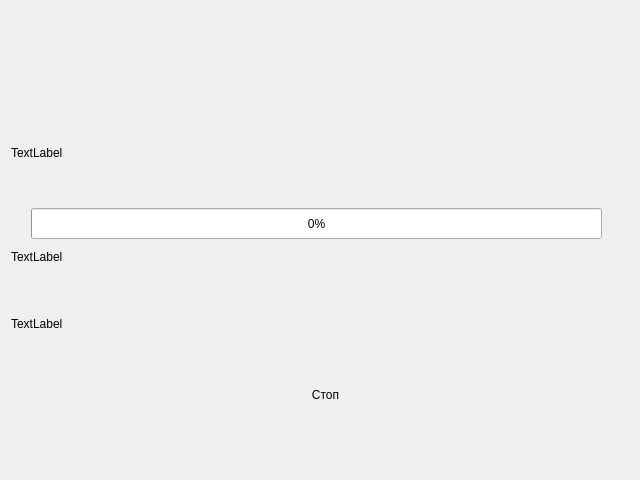
Vladimir-N-sk/AudioVolumeNormal, file pbdialog.ui: the form before one commit.
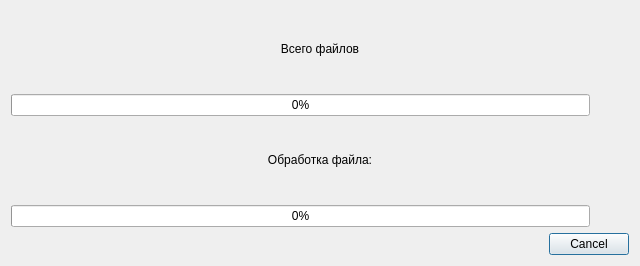
The form after the commit.

Diff of the .ui file:
```diff
--- a/pbdialog.ui
+++ b/pbdialog.ui
@@ -10,7 +10,7 @@
     <x>0</x>
     <y>0</y>
     <width>640</width>
-    <height>480</height>
+    <height>266</height>
    </rect>
   </property>
   <property name="focusPolicy">
@@ -22,95 +22,70 @@
   <property name="modal">
    <bool>true</bool>
   </property>
-  <widget class="QLabel" name="label">
-   <property name="geometry">
-    <rect>
-     <x>11</x>
-     <y>141</y>
-     <width>71</width>
-     <height>23</height>
-    </rect>
-   </property>
-   <property name="text">
-    <string>TextLabel</string>
-   </property>
-  </widget>
-  <widget class="QProgressBar" name="pBarAudio">
-   <property name="geometry">
-    <rect>
-     <x>31</x>
-     <y>208</y>
-     <width>571</width>
-     <height>31</height>
-    </rect>
-   </property>
-   <property name="maximumSize">
-    <size>
-     <width>629</width>
-     <height>16777215</height>
-    </size>
-   </property>
-   <property name="value">
-    <number>0</number>
-   </property>
-   <property name="alignment">
-    <set>Qt::AlignCenter</set>
-   </property>
-  </widget>
-  <widget class="QPushButton" name="pbClose">
-   <property name="geometry">
-    <rect>
-     <x>11</x>
-     <y>379</y>
-     <width>629</width>
-     <height>31</height>
-    </rect>
-   </property>
-   <property name="minimumSize">
-    <size>
-     <width>629</width>
-     <height>0</height>
-    </size>
-   </property>
-   <property name="text">
-    <string>Стоп</string>
-   </property>
-   <property name="autoDefault">
-    <bool>false</bool>
-   </property>
-   <property name="default">
-    <bool>false</bool>
-   </property>
-   <property name="flat">
-    <bool>true</bool>
-   </property>
-  </widget>
-  <widget class="QLabel" name="label_3">
-   <property name="geometry">
-    <rect>
-     <x>11</x>
-     <y>245</y>
-     <width>71</width>
-     <height>23</height>
-    </rect>
-   </property>
-   <property name="text">
-    <string>TextLabel</string>
-   </property>
-  </widget>
-  <widget class="QLabel" name="label_2">
-   <property name="geometry">
-    <rect>
-     <x>11</x>
-     <y>312</y>
-     <width>71</width>
-     <height>23</height>
-    </rect>
-   </property>
-   <property name="text">
-    <string>TextLabel</string>
-   </property>
-  </widget>
+  <layout class="QVBoxLayout" name="verticalLayout">
+   <item>
+    <widget class="QLabel" name="lbAll">
+     <property name="text">
+      <string>&lt;html&gt;&lt;head/&gt;&lt;body&gt;&lt;p align=&quot;center&quot;&gt;Всего файлов&lt;/p&gt;&lt;/body&gt;&lt;/html&gt;</string>
+     </property>
+     <property name="alignment">
+      <set>Qt::AlignCenter</set>
+     </property>
+    </widget>
+   </item>
+   <item>
+    <widget class="QProgressBar" name="pBarAll">
+     <property name="maximumSize">
+      <size>
+       <width>579</width>
+       <height>16777215</height>
+      </size>
+     </property>
+     <property name="value">
+      <number>0</number>
+     </property>
+     <property name="alignment">
+      <set>Qt::AlignCenter</set>
+     </property>
+    </widget>
+   </item>
+   <item>
+    <widget class="QLabel" name="lbAudio">
+     <property name="text">
+      <string>&lt;html&gt;&lt;head/&gt;&lt;body&gt;&lt;p align=&quot;center&quot;&gt;Обработка файла:&lt;/p&gt;&lt;/body&gt;&lt;/html&gt;</string>
+     </property>
+     <property name="alignment">
+      <set>Qt::AlignCenter</set>
+     </property>
+    </widget>
+   </item>
+   <item>
+    <widget class="QProgressBar" name="pBarAudio">
+     <property name="maximumSize">
+      <size>
+       <width>579</width>
+       <height>16777215</height>
+      </size>
+     </property>
+     <property name="value">
+      <number>0</number>
+     </property>
+     <property name="alignment">
+      <set>Qt::AlignCenter</set>
+     </property>
+    </widget>
+   </item>
+   <item>
+    <widget class="QDialogButtonBox" name="buttonBox">
+     <property name="orientation">
+      <enum>Qt::Horizontal</enum>
+     </property>
+     <property name="standardButtons">
+      <set>QDialogButtonBox::Cancel</set>
+     </property>
+    </widget>
+   </item>
+  </layout>
  </widget>
  <resources/>
  <connections/>
```
Left out of the diff: 47 changed lines with no effect on the pictures.
